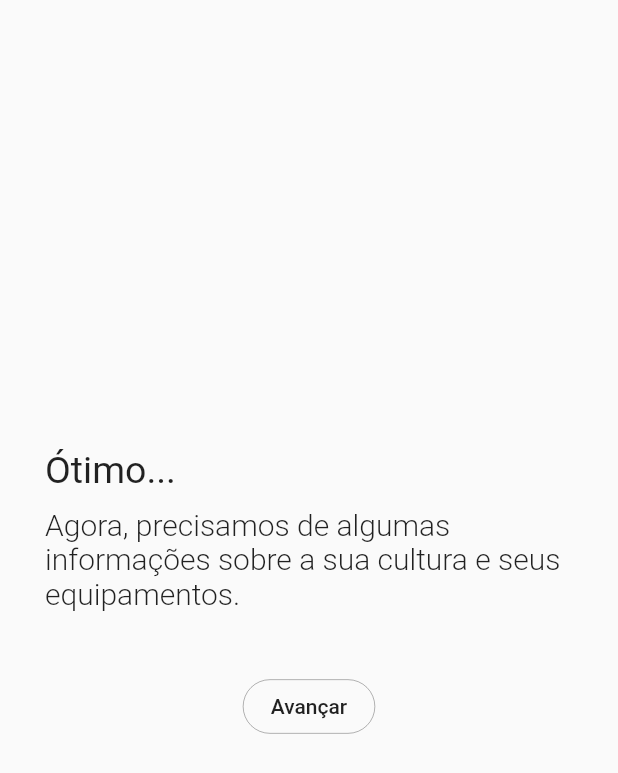
After one commit to r41l1m4/chico_dagua, a Flutter app: the PosLocPreCult screen opened directly, on a phone screen of 412 x 824 dp. The commit adds this screen. Shown: the top 773 px of the screen. Run offline on Flutter 3.47's test engine with Material 2 defaults, Android fonts, the phone set to English and light mode, and no system bars; our stand-ins replace location; missing offline and left inert: geocoder.

Commit message:
add page intro collect cult data

```diff
--- a/lib/main.dart
+++ b/lib/main.dart
@@ -34,6 +34,7 @@ class NewOne extends StatelessWidget {
             ),
           );
         }else if(snapshot.data.length > 2 && (snapshot.data.isNotEmpty || snapshot.data != null)) {
+          print(snapshot.data);
           List city = json.decode(snapshot.data);
 
           return ScopedModel<SessionModel>(
@@ -42,7 +43,7 @@ class NewOne extends StatelessWidget {
                         city.elementAt(0)["\"city\""]["\"cityId\""],
                         city.elementAt(0)["\"city\""]["\"cityName\""],
                         city.elementAt(0)["\"city\""]["\"stateName\""],
-                        double.parse(city.elementAt(0)["\"city\""]["\"latitude\""].toString()),
+                        city.elementAt(0)["\"city\""]["\"latitude\""],
                         city.elementAt(0)["\"cult\""]["\"cultId\""],
                         double.parse(city.elementAt(0)["\"cult\""]["\"Ep\""].toString()),
                         double.parse(city.elementAt(0)["\"irrig\""]["\"q\""].toString()),
--- a/lib/ui/initial_flow/loc_perm_page.dart
+++ b/lib/ui/initial_flow/loc_perm_page.dart
@@ -1,5 +1,6 @@
 import 'package:chico_dagua/model/session_model.dart';
 import 'package:chico_dagua/ui/initial_flow/cult_query.dart';
+import 'package:chico_dagua/ui/initial_flow/pos_loc_pre_cult.dart';
 import 'package:flutter/material.dart';
 import 'package:geocoder/geocoder.dart';
 import 'package:location/location.dart';
@@ -87,7 +88,7 @@ class LocPermPage extends StatelessWidget {
                                     Future.delayed(Duration(milliseconds: 500));
                                     Navigator.of(context).pushReplacement(
                                         MaterialPageRoute(
-                                            builder: (BuildContext context) => CultQuery()
+                                            builder: (BuildContext context) => PosLocPreCult()
                                         ));
                                     //Se não está
                                   }else {
--- /dev/null
+++ b/lib/ui/initial_flow/pos_loc_pre_cult.dart
@@ -0,0 +1,63 @@
+
+
+import 'package:chico_dagua/ui/initial_flow/cult_query.dart';
+import 'package:flutter/material.dart';
+
+class PosLocPreCult extends StatelessWidget {
+  @override
+  Widget build(BuildContext context) {
+    return Scaffold(
+      body: Column(
+        mainAxisAlignment: MainAxisAlignment.center,
+        children: <Widget>[
+          Container(
+            alignment: Alignment.topLeft,
+            padding: EdgeInsets.symmetric(horizontal: 30.0),
+            child: Text(
+              "Ótimo...",
+              style: TextStyle(
+                  fontSize: 25.0,
+                  fontWeight: FontWeight.w400),
+            ),
+          ),
+          SizedBox(
+            height: 10.0,
+          ),
+          Container(
+            alignment: Alignment.topLeft,
+            padding: EdgeInsets.symmetric(horizontal: 30.0),
+            child: Text(
+              "Agora, precisamos de algumas informações sobre "
+                  "a sua cultura e seus equipamentos.",
+              style: TextStyle(
+                  fontSize: 20.0,
+                  fontWeight: FontWeight.w300),
+              //textAlign: TextAlign.center,
+            ),
+          ),
+          SizedBox(
+            height: 40.0,
+          ),
+          OutlineButton(
+            onPressed: () {
+              Navigator.of(context).pushReplacement(
+                  MaterialPageRoute(
+                      builder: (BuildContext context) => CultQuery()
+                  ));
+            },
+            child: Text("Avançar"),
+            shape: StadiumBorder(),
+            splashColor: Colors.white,
+            highlightColor: Colors.lightBlueAccent[400],
+            borderSide: BorderSide(
+                width: 0.2
+            ),
+          ),
+          SizedBox(
+            height: 30.0,
+          ),
+        ],
+      ),
+    );
+  }
+}
```
Also changed, not shown: 1 other file.
